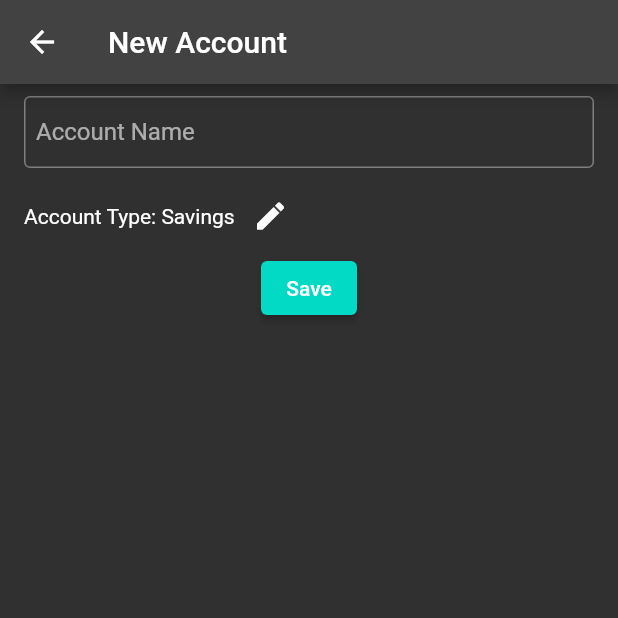
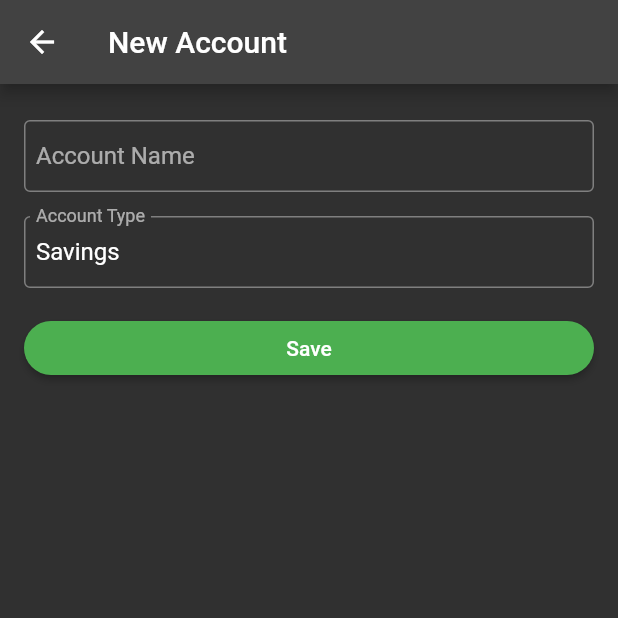
Before and after one commit to nullhandler/vase, a Flutter app: the NewAccount screen opened directly, on a phone screen of 412 x 824 dp, the top half of it. Run offline on Flutter 3.47's test engine with Material 2 defaults, Android fonts, the phone set to English and light mode, and no system bars; our stand-ins replace get, sqflite; accounts and stored records are empty.

Commit message:
new account screen done

```diff
--- a/lib/screens/accounts/new_account.dart
+++ b/lib/screens/accounts/new_account.dart
@@ -10,7 +10,8 @@ class NewAccount extends StatelessWidget {
   NewAccount({Key? key}) : super(key: key);
   final AccountsController accountsController = Get.find();
   final TextEditingController accountName = TextEditingController();
-  final TextEditingController accountType = TextEditingController();
+  final TextEditingController accountType =
+      TextEditingController(text: AccountType.savings.toS());
   final Rx<Account> account =
       Account(accountName: '', accountType: AccountType.savings).obs;
 
@@ -21,17 +22,14 @@ class NewAccount extends StatelessWidget {
         title: const Text("New Account"),
       ),
       body: Padding(
-        padding: const EdgeInsets.symmetric(horizontal: 16),
+        padding: const EdgeInsets.symmetric(horizontal: 16, vertical: 16),
         child: Column(
           children: [
             FormItem(question: "Account Name", controller: accountName),
-            Obx(
-              () => Row(
-                children: [
-                  Text("Account Type: ${account.value.accountType.toS()}"),
-                  IconButton(
-                    icon: const Icon(Icons.edit),
-                    onPressed: () async {
+            FormItem(
+              question: "Account Type",
+              controller: accountType,
+              onTap: () async {
                 String? newAccountType = await Get.dialog(AlertDialog(
                     content: AccountsDialog(
                   selectedAccount: account.value.accountType.toS(),
@@ -39,27 +37,31 @@ class NewAccount extends StatelessWidget {
                 )));
                 if (newAccountType != null) {
                   account.update((a) {
-                          a?.accountType =
-                              accountTypeFromString(newAccountType);
+                    a?.accountType = accountTypeFromString(newAccountType);
                   });
+                  accountType.text = newAccountType;
                 }
               },
-                  )
-                ],
             ),
-            ),
-            // FormItem(
-            //   question: "Account Type",
-            //   controller: accountType,
-            //   onTap: () {},
-            // ),
-            ElevatedButton(
+            Padding(
+              padding: const EdgeInsets.symmetric(vertical: 8.0),
+              child: ElevatedButton(
+                  style: ElevatedButton.styleFrom(
+                      primary: Colors.green,
+                      shape: RoundedRectangleBorder(
+                          borderRadius: BorderRadius.circular(50))),
                   onPressed: () {
                     account.value.accountName = accountName.text;
                     accountsController.save(account.value);
                     Get.back();
                   },
-                child: const Text("Save"))
+                  child: Row(
+                    mainAxisAlignment: MainAxisAlignment.center,
+                    children: const [
+                      Text("Save"),
+                    ],
+                  )),
+            )
           ],
         ),
       ),
--- /dev/null
+++ b/lib/screens/transactions/transactions_screen.dart
@@ -0,0 +1,10 @@
+import 'package:flutter/material.dart';
+
+class Transactions extends StatelessWidget {
+  const Transactions({Key? key}) : super(key: key);
+
+  @override
+  Widget build(BuildContext context) {
+    return const Placeholder();
+  }
+}
--- a/lib/screens/widgets/form_item.dart
+++ b/lib/screens/widgets/form_item.dart
@@ -1,5 +1,4 @@
 import 'package:flutter/material.dart';
-import 'package:vase/screens/widgets/tinkwell.dart';
 
 class FormItem extends StatelessWidget {
   const FormItem(
@@ -15,12 +14,11 @@ class FormItem extends StatelessWidget {
       padding: const EdgeInsets.symmetric(vertical: 8.0),
       child: Row(
         children: [
-          // Text(question),
           Flexible(
-            child: TinkWell(
-              onTap: onTap,
             child: TextField(
               controller: controller,
+              readOnly: onTap != null,
+              onTap: onTap,
               style: Theme.of(context).inputDecorationTheme.counterStyle,
               decoration: InputDecoration(
                   labelText: question,
@@ -29,7 +27,6 @@ class FormItem extends StatelessWidget {
                       const EdgeInsets.symmetric(vertical: 8, horizontal: 8),
                   isDense: false),
             ),
-            ),
           )
         ],
       ),
```
Lines whose indentation alone changed are shown as unchanged.
